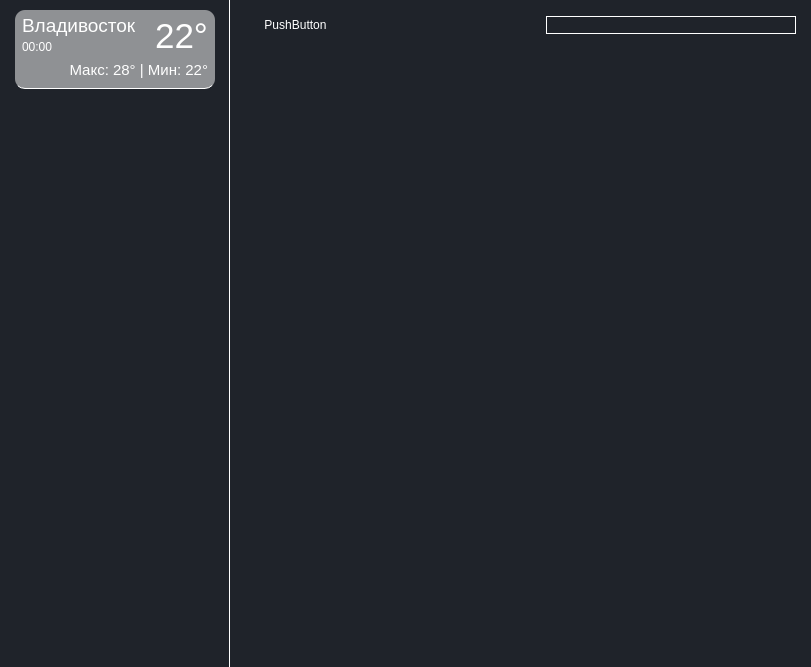
Qt form weather.ui (ZaharChernenko/weather_forecast) before a commit.
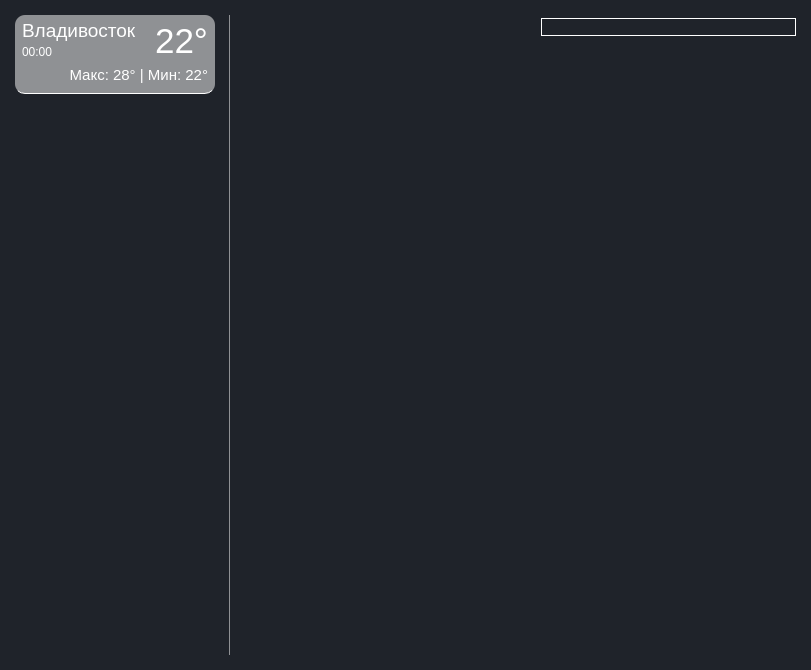
The same form after that commit. Icons and pictures are not drawn.

```diff
--- a/weather.ui
+++ b/weather.ui
@@ -7,7 +7,7 @@
     <x>0</x>
     <y>0</y>
     <width>811</width>
-    <height>667</height>
+    <height>670</height>
    </rect>
   </property>
   <property name="windowTitle">
@@ -28,7 +28,8 @@
 
 #slider
 {
-	border-right: 1px solid white;
+	margin: 15 0 15 0;
+	border-right: 1px solid rgba(255, 255, 255, 0.5);
 }</string>
   </property>
   <widget class="QWidget" name="centralwidget">
@@ -104,7 +105,7 @@
             <x>0</x>
             <y>0</y>
             <width>230</width>
-            <height>667</height>
+            <height>670</height>
            </rect>
           </property>
           <layout class="QVBoxLayout" name="scroll_area_vlayout">
@@ -115,7 +116,7 @@
             <number>15</number>
            </property>
            <property name="topMargin">
-            <number>10</number>
+            <number>15</number>
            </property>
            <property name="rightMargin">
             <number>0</number>
@@ -546,21 +547,21 @@
              <property name="minimumSize">
               <size>
                <width>0</width>
-               <height>50</height>
+               <height>54</height>
               </size>
              </property>
              <property name="maximumSize">
               <size>
                <width>16777215</width>
-               <height>50</height>
+               <height>54</height>
               </size>
              </property>
              <layout class="QHBoxLayout" name="upper_page_hlayout">
               <property name="spacing">
-               <number>200</number>
+               <number>0</number>
               </property>
               <property name="leftMargin">
-               <number>15</number>
+               <number>10</number>
               </property>
               <property name="topMargin">
                <number>0</number>
@@ -571,18 +572,74 @@
               <property name="bottomMargin">
                <number>0</number>
               </property>
-              <item>
-               <widget class="QPushButton" name="slider_button">
+              <item alignment="Qt::AlignBottom">
+               <widget class="QPushButton" name="slider_btn">
+                <property name="sizePolicy">
+                 <sizepolicy hsizetype="Fixed" vsizetype="Fixed">
+                  <horstretch>0</horstretch>
+                  <verstretch>0</verstretch>
+                 </sizepolicy>
+                </property>
+                <property name="minimumSize">
+                 <size>
+                  <width>45</width>
+                  <height>45</height>
+                 </size>
+                </property>
+                <property name="maximumSize">
+                 <size>
+                  <width>45</width>
+                  <height>45</height>
+                 </size>
+                </property>
+                <property name="cursor">
+                 <cursorShape>PointingHandCursor</cursorShape>
+                </property>
+                <property name="styleSheet">
+                 <string notr="true"/>
+                </property>
                 <property name="text">
-                 <string>PushButton</string>
+                 <string/>
+                </property>
+                <property name="icon">
+                 <iconset>
+                  <normaloff>icons/slider_icon.svg</normaloff>icons/slider_icon.svg</iconset>
+                </property>
+                <property name="iconSize">
+                 <size>
+                  <width>45</width>
+                  <height>45</height>
+                 </size>
                 </property>
                </widget>
               </item>
+              <item>
+               <spacer name="horizontalSpacer">
+                <property name="orientation">
+                 <enum>Qt::Horizontal</enum>
+                </property>
+                <property name="sizeType">
+                 <enum>QSizePolicy::MinimumExpanding</enum>
+                </property>
+                <property name="sizeHint" stdset="0">
+                 <size>
+                  <width>40</width>
+                  <height>20</height>
+                 </size>
+                </property>
+               </spacer>
+              </item>
               <item>
                <widget class="QLineEdit" name="weather_line_edit">
-                <property name="maximumSize">
+                <property name="minimumSize">
                  <size>
                   <width>250</width>
+                  <height>0</height>
+                 </size>
+                </property>
+                <property name="maximumSize">
+                 <size>
+                  <width>350</width>
                   <height>16777215</height>
                  </size>
                 </property>
```
